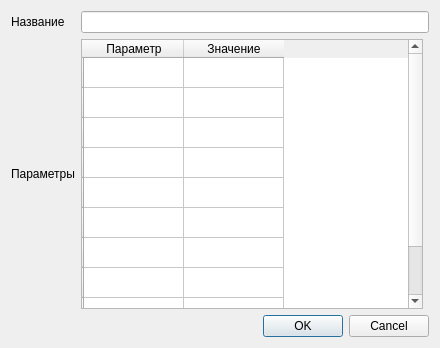
Before: the Qt Designer form klever/managers/sessions/widgets/addsessiondialog.ui in gen1izh/cpp, drawn with Qt 5.
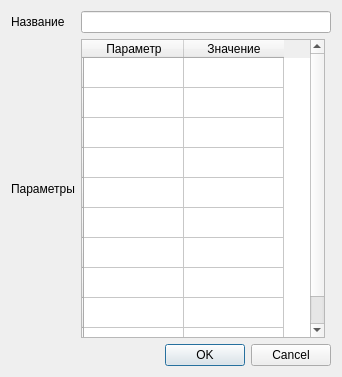
After: the same form once the commit is applied.

The edit to the form file:
```diff
--- a/klever/managers/sessions/widgets/addsessiondialog.ui
+++ b/klever/managers/sessions/widgets/addsessiondialog.ui
@@ -6,10 +6,22 @@
    <rect>
     <x>0</x>
     <y>0</y>
-    <width>440</width>
-    <height>348</height>
+    <width>342</width>
+    <height>377</height>
    </rect>
   </property>
+  <property name="minimumSize">
+   <size>
+    <width>342</width>
+    <height>377</height>
+   </size>
+  </property>
+  <property name="maximumSize">
+   <size>
+    <width>342</width>
+    <height>377</height>
+   </size>
+  </property>
   <property name="windowTitle">
    <string>Dialog</string>
   </property>
```
Left out of the diff: 2 changed lines with no effect on the pictures.
